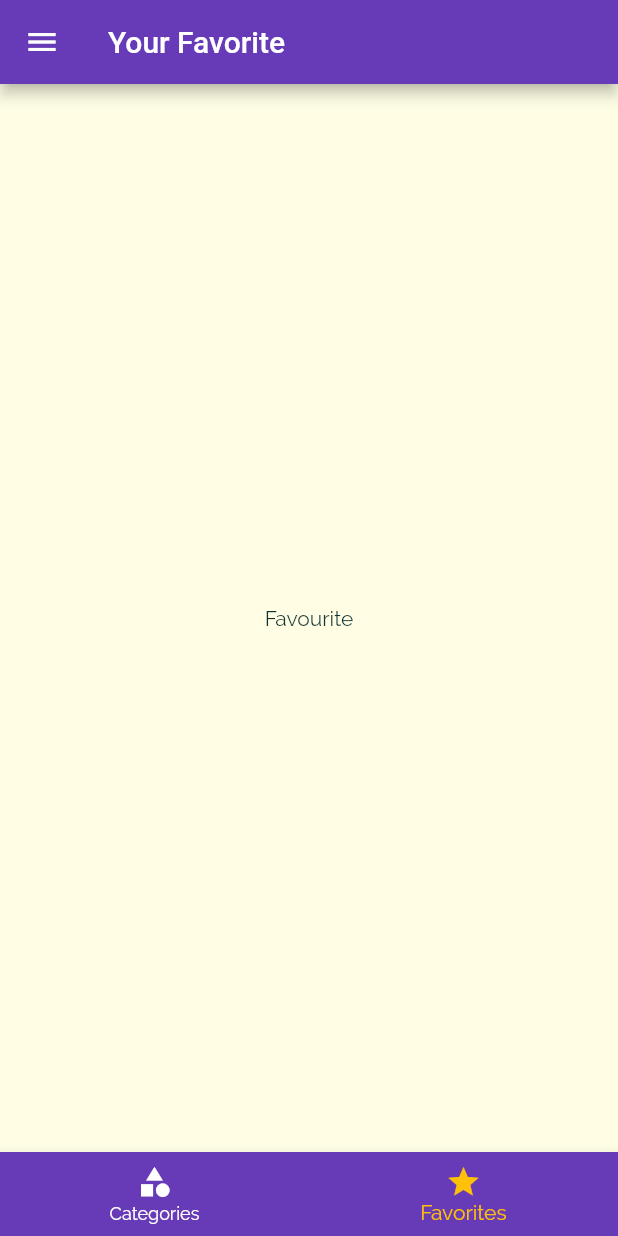
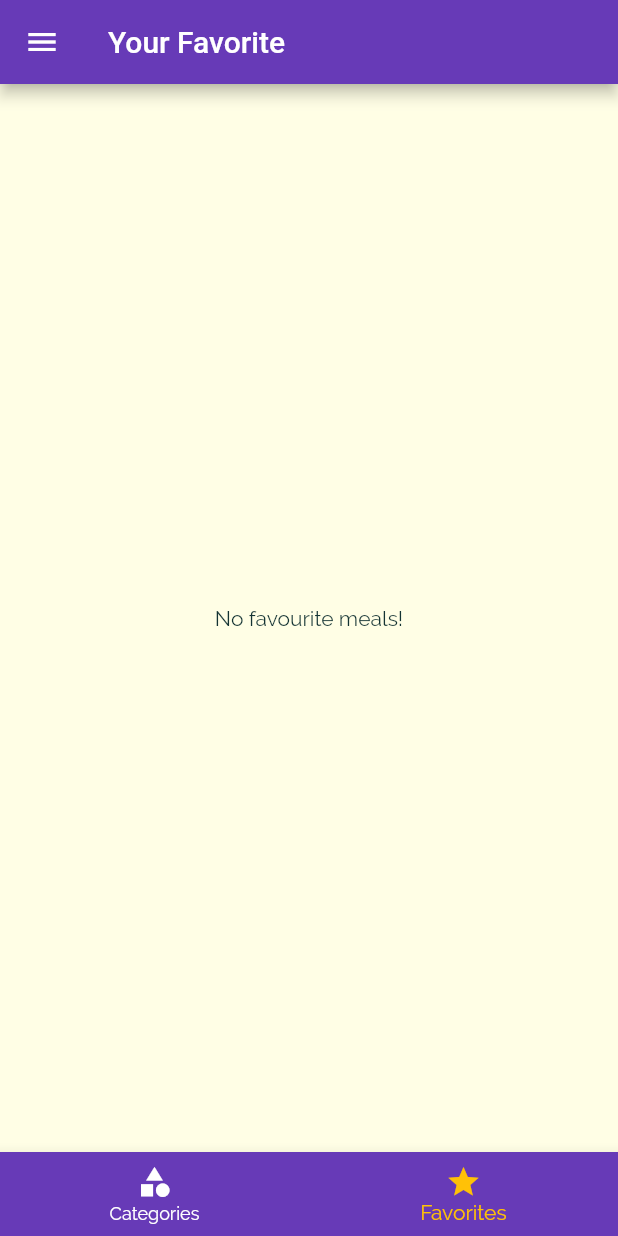
Before and after one commit to phschaefer/meals, a Flutter app: the screen it shows after launch, item 2 of the bottom bar chosen, on a phone screen of 412 x 824 dp. Run offline on Flutter 3.47's test engine with Material 2 defaults, Android fonts, the phone set to English and light mode, and no system bars.

Commit message:
Adding a "Mark as Favorite" Feature

```diff
--- a/lib/main.dart
+++ b/lib/main.dart
@@ -28,6 +28,7 @@ class _MyAppState extends State<MyApp> {
   };
 
   List<Meal> availableMeals = DUMMY_MEALS;
+  List<Meal> favouriteMeals =  [];
 
   void setFilters(Map<String, bool> filterData) {
     setState(() {
@@ -48,6 +49,24 @@ class _MyAppState extends State<MyApp> {
         return true;
       }).toList();
     });
+  }
+
+  void toggleFavourite(String mealdId) {
+    final existingIndex = favouriteMeals.indexWhere((meal) => meal.id == mealdId);
+
+    if(existingIndex >= 0) {
+      setState(() {
+        favouriteMeals.removeAt(existingIndex);
+      });
+    } else {
+      setState(() {
+        favouriteMeals.add(DUMMY_MEALS.firstWhere((meal) => meal.id == mealdId),);
+      });
+    }
+  }
+
+  bool isMealFavourite(String id) {
+    return favouriteMeals.any((meal) => meal.id == id);
   }
 
   @override
@@ -74,10 +93,10 @@ class _MyAppState extends State<MyApp> {
       ),
       initialRoute: RouteConfig.getDefault,
       routes: {
-        RouteConfig.getDefault: (context) => const Tabs(),
+        RouteConfig.getDefault: (context) => Tabs(favouriteMeals),
         RouteConfig.getSettings: (context) => Settings(filters, setFilters),
         RouteConfig.getCategoryMeals: (context) => CategoryMeals(availableMeals),
-        RouteConfig.getMealDetail: (context) => const MealDetail(),
+        RouteConfig.getMealDetail: (context) => MealDetail(toggleFavourite, isMealFavourite),
       }, onUnknownRoute: (settings) {
         return MaterialPageRoute(builder: (context) => const Categories());
     },
--- a/lib/screen/categoryMeals.dart
+++ b/lib/screen/categoryMeals.dart
@@ -39,7 +39,6 @@ class _CategoryMealsState extends State<CategoryMeals> {
               duration: displayedMeals![index].duration,
               complexity: displayedMeals![index].complexity,
               affordability: displayedMeals![index].affordability,
-              removeItem: removeMeal,
             );
           },
           itemCount: displayedMeals?.length),
--- a/lib/screen/favourite.dart
+++ b/lib/screen/favourite.dart
@@ -1,12 +1,35 @@
 import 'package:flutter/material.dart';
+import 'package:meals/model/meal.dart';
+import 'package:meals/screen/widget/mealItem.dart';
 
 class Favourites extends StatelessWidget {
-  const Favourites({Key? key}) : super(key: key);
+
+  final List<Meal> favouriteMeals;
+
+  Favourites(this.favouriteMeals);
 
   @override
   Widget build(BuildContext context) {
-    return const Center(
-      child: Text('Favourite'),
-    );
+
+    if(favouriteMeals.isEmpty) {
+      return const Center(
+        child: Text('No favourite meals!'),
+      );
+    } else {
+      return ListView.builder(
+          itemBuilder: (context, index) {
+            return MealItem(
+              id: favouriteMeals[index].id,
+              title: favouriteMeals[index].title,
+              imageUrl: favouriteMeals[index].imageUrl,
+              duration: favouriteMeals[index].duration,
+              complexity: favouriteMeals[index].complexity,
+              affordability: favouriteMeals[index].affordability,
+            );
+          },
+          itemCount: favouriteMeals.length);
+    }
+
+
   }
 }
--- a/lib/screen/tabs.dart
+++ b/lib/screen/tabs.dart
@@ -3,25 +3,36 @@ import 'package:meals/screen/categories.dart';
 import 'package:meals/screen/favourite.dart';
 import 'package:meals/screen/widget/mainDrawer.dart';
 
+import '../model/meal.dart';
+
 class Tabs extends StatefulWidget {
-  const Tabs({Key? key}) : super(key: key);
+
+  final List<Meal> favouriteMeals;
+
+  Tabs(this.favouriteMeals);
 
   @override
   State<Tabs> createState() => _TabsState();
 }
 
 class _TabsState extends State<Tabs> {
-  final List<Map<String, Object>> pages = [
+  late final List<Map<String, Object>> pages;
+  int selectedPageIndex = 0;
+
+  @override
+  void initState() {
+    pages = [
       {
         'page': const Categories(),
         'title': 'Categories',
       },
       {
-      'page': const Favourites(),
+        'page': Favourites(widget.favouriteMeals),
         'title': 'Your Favorite',
       },
     ];
-  int selectedPageIndex = 0;
+    super.initState();
+  }
 
   void selectPage(int index) {
     setState(() {
--- a/lib/screen/widget/mealItem.dart
+++ b/lib/screen/widget/mealItem.dart
@@ -10,7 +10,6 @@ class MealItem extends StatelessWidget {
   final int duration;
   final Complexity complexity;
   final Affordability affordability;
-  final Function removeItem;
 
   const MealItem({Key? key,
     required this.id,
@@ -19,7 +18,6 @@ class MealItem extends StatelessWidget {
     required this.duration,
     required this.complexity,
     required this.affordability,
-    required this.removeItem,
   }) : super(key: key);
 
   String get complexityText {
@@ -54,7 +52,7 @@ class MealItem extends StatelessWidget {
         arguments: {'id': id},
     ).then((value) => {
       if(value != null) {
-        removeItem(value)
+        //removeItem(value)
       }
     });
     }
```
Also changed, not shown: lib/screen/mealDetail.dart (+9 -5 lines). Lines whose indentation alone changed are shown as unchanged.
